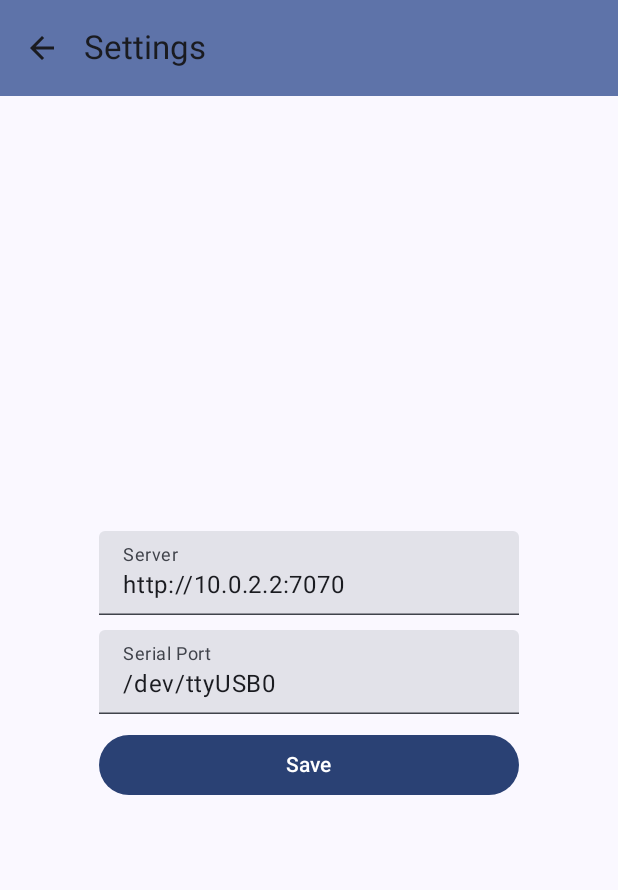
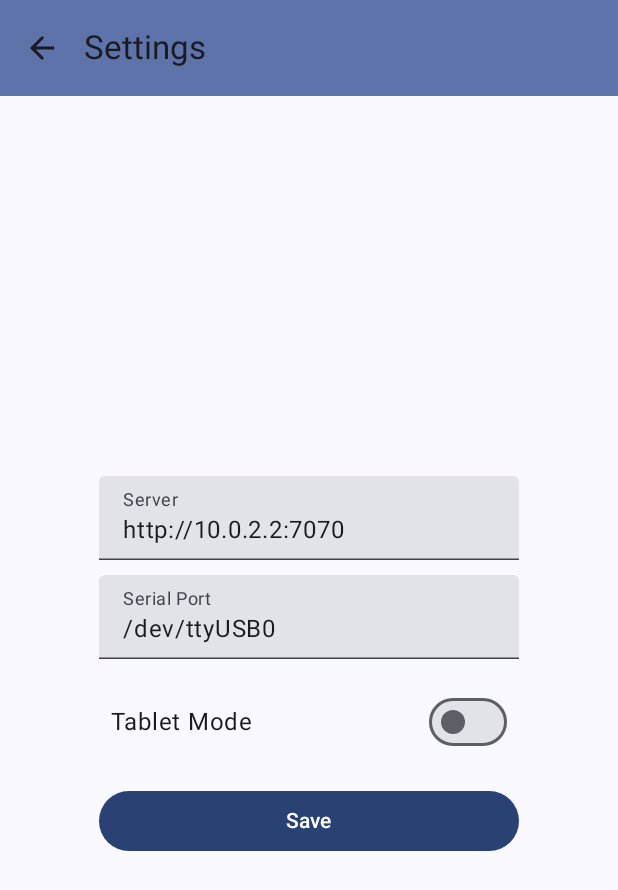
Before and after one commit to SIMULATAN/matrixcontrol, an Android app built with Jetpack Compose: the SettingsPage screen opened through its navigation route, on a phone screen of 412 x 824 dp. Shown: the top 890 px of the screen. Run offline under Robolectric (Android 15) with nearby library versions, the phone set to English and light mode, and no system bars; 1 statement that could not run was skipped.

Commit message:
Add tablet mode

```diff
--- a/android/app/src/main/java/com/github/simulatan/ui/components/MessageRowEditComponent.kt
+++ b/android/app/src/main/java/com/github/simulatan/ui/components/MessageRowEditComponent.kt
@@ -1,10 +1,24 @@
 package com.github.simulatan.ui.components
 
+import android.annotation.SuppressLint
+import androidx.compose.foundation.layout.Arrangement
+import androidx.compose.foundation.layout.Column
+import androidx.compose.foundation.layout.IntrinsicSize
 import androidx.compose.foundation.layout.Row
 import androidx.compose.foundation.layout.Spacer
+import androidx.compose.foundation.layout.fillMaxWidth
+import androidx.compose.foundation.layout.requiredWidth
+import androidx.compose.foundation.layout.size
 import androidx.compose.foundation.layout.width
+import androidx.compose.foundation.layout.widthIn
 import androidx.compose.material.icons.Icons
 import androidx.compose.material.icons.filled.ArrowDropDown
+import androidx.compose.material.icons.filled.Delete
+import androidx.compose.material3.Button
+import androidx.compose.material3.DropdownMenuItem
+import androidx.compose.material3.ExperimentalMaterial3Api
+import androidx.compose.material3.ExposedDropdownMenuBox
+import androidx.compose.material3.ExposedDropdownMenuDefaults
 import androidx.compose.material3.Icon
 import androidx.compose.material3.IconButton
 import androidx.compose.material3.Text
@@ -16,43 +30,183 @@ import androidx.compose.runtime.remember
 import androidx.compose.runtime.setValue
 import androidx.compose.ui.Alignment
 import androidx.compose.ui.Modifier
-import androidx.compose.ui.graphics.Color
 import androidx.compose.ui.tooling.preview.Preview
+import androidx.compose.ui.tooling.preview.PreviewParameter
+import androidx.compose.ui.tooling.preview.PreviewParameterProvider
 import androidx.compose.ui.unit.dp
 import androidx.navigation.NavController
 import androidx.navigation.compose.rememberNavController
 import com.github.simulatan.MessageRow
+import com.github.simulatan.matrixcontrol.protocol.message.parts.TransitionMessagePart
 import com.github.simulatan.ui.pages.Page
+import com.github.simulatan.utils.AppPreferences
+import com.github.simulatan.utils.MockSettings
 import com.github.simulatan.utils.navigate
 
 @Composable
 fun MessageRowEditComponent(
+	settings: AppPreferences,
 	navController: NavController,
 	row: MessageRow,
 	index: Int,
-	rowEditCallback: (MessageRow) -> Unit
-) =
-	Row(verticalAlignment = Alignment.CenterVertically) {
+	rowEditCallback: (MessageRow?) -> Unit
+) {
+	val content: @Composable (Modifier) -> Unit = @Composable { baseModifier ->
+		ChildComponent(
+			row,
+			settings,
+			navController,
+			index,
+			rowEditCallback,
+			baseModifier
+		)
+	}
+
+	if (settings.tabletMode) {
+		Row(
+			verticalAlignment = Alignment.CenterVertically
+		) {
+			content(Modifier)
+			DeleteComponent(index, rowEditCallback)
+		}
+	} else {
+		// IntrinsicSize.Max makes the box as wide as it COULD be
+		// this is WITH the delete icon
+		Row(
+			verticalAlignment = Alignment.CenterVertically,
+			modifier = Modifier.requiredWidth(IntrinsicSize.Max)
+		) {
+			Column(verticalArrangement = Arrangement.spacedBy(2.dp)) {
+				content(
+					if (index > 0) {
+						Modifier.requiredWidth(IntrinsicSize.Min)
+					} else {
+						// there's no delete button => we fill the space of the spacer too
+						Modifier.fillMaxWidth()
+					}
+				)
+			}
+			// the spacer emulates the icon
+			if (index == 0) {
+				Spacer(modifier = Modifier.width(48.dp))
+			}
+			DeleteComponent(index, rowEditCallback)
+		}
+	}
+}
+
+@Composable
+private fun DeleteComponent(index: Int, rowEditCallback: (MessageRow?) -> Unit) {
+	if (index > 0) {
+		IconButton(onClick = { rowEditCallback(null) }, modifier = Modifier.size(48.dp)) {
+			Icon(
+				imageVector = Icons.Filled.Delete,
+				contentDescription = "remove row"
+			)
+		}
+	}
+}
+
+@Composable
+@OptIn(ExperimentalMaterial3Api::class)
+private fun ChildComponent(
+	row: MessageRow,
+	settings: AppPreferences,
+	navController: NavController,
+	index: Int,
+	rowEditCallback: (MessageRow?) -> Unit,
+	@SuppressLint("ModifierParameter") baseModifier: Modifier
+) {
 	var text by remember {
 		mutableStateOf(row.text)
 	}
 
-		IconButton(onClick = { navController.navigate(Page.TRANSITION_SELECT, index) }) {
+	if (settings.tabletMode) {
+		Button(
+			onClick = { navController.navigate(Page.TRANSITION_SELECT, index) },
+			modifier = baseModifier
+		) {
+			Text(text = row.transition.fancyName)
 			Icon(
 				imageVector = Icons.Filled.ArrowDropDown,
-				contentDescription = "change transition"
+				contentDescription = "change transition",
 			)
 		}
-		Text(text = row.transition.fancyName, color = Color.Red)
-		Spacer(modifier = Modifier.width(8.dp))
+		Spacer(Modifier.width(5.dp))
+	} else {
+		var expanded by remember { mutableStateOf(false) }
+
+		ExposedDropdownMenuBox(expanded = expanded, onExpandedChange = { expanded = !expanded }) {
+			TextField(
+				value = row.transition.fancyName,
+				onValueChange = {},
+				readOnly = true,
+				trailingIcon = { ExposedDropdownMenuDefaults.TrailingIcon(expanded = false) },
+				// makes the field use as little space as possible
+				modifier = baseModifier.menuAnchor().widthIn(min = 1.dp),
+			)
+
+			ExposedDropdownMenu(
+				expanded = expanded,
+				onDismissRequest = { expanded = false }
+			) {
+				TransitionMessagePart.entries.forEach { item ->
+					DropdownMenuItem(
+						text = { Text(text = item.fancyName) },
+						onClick = {
+							rowEditCallback(row.copy(transition = item))
+							expanded = false
+						}
+					)
+				}
+			}
+		}
+	}
+
+	val fieldModifier = if (index > 0) {
+		baseModifier.widthIn(min = 200.dp, max = 400.dp)
+	} else {
+		baseModifier.width(IntrinsicSize.Min)
+	}
 	TextField(
 		value = text,
 		onValueChange = { text = it; rowEditCallback(row.copy(text = it)) },
-			label = { Text("Text") }
+		label = { Text("Text") },
+		modifier = fieldModifier,
+		singleLine = true
 	)
 }
 
+
+
+data class PreviewParams(val rows: Int, val tabletMode: Boolean)
+
 @Preview
 @Composable
-fun MessageRowEditComponentPreview() =
-	MessageRowEditComponent(rememberNavController(), row = MessageRow.SAMPLE, rowEditCallback = {}, index = 0)
+fun MessageRowEditComponentPreview(
+	@PreviewParameter(PreviewParameters::class) parameters: PreviewParams,
+) {
+	Column {
+		(0..<parameters.rows).map {
+			MessageRowEditComponent(
+				settings = MockSettings.copy(tabletMode = parameters.tabletMode),
+				navController = rememberNavController(),
+				row = MessageRow.SAMPLE.copy(
+					transition = TransitionMessagePart.entries[it % TransitionMessagePart.entries.size],
+					text = "Row #$it"
+				),
+				index = it,
+				rowEditCallback = {}
+			)
+		}
+	}
+}
+
+private class PreviewParameters : PreviewParameterProvider<PreviewParams> {
+	override val values = sequenceOf(
+		PreviewParams(1, false),
+		PreviewParams(1, true),
+		PreviewParams(2, false),
+		PreviewParams(2, true)
+	)
+}
--- /dev/null
+++ b/android/app/src/main/java/com/github/simulatan/ui/components/SwitchWithLabel.kt
@@ -0,0 +1,48 @@
+package com.github.simulatan.ui.components
+
+import androidx.compose.foundation.clickable
+import androidx.compose.foundation.interaction.MutableInteractionSource
+import androidx.compose.foundation.layout.Arrangement
+import androidx.compose.foundation.layout.Row
+import androidx.compose.foundation.layout.Spacer
+import androidx.compose.foundation.layout.padding
+import androidx.compose.material3.Switch
+import androidx.compose.material3.Text
+import androidx.compose.runtime.Composable
+import androidx.compose.runtime.remember
+import androidx.compose.ui.Alignment
+import androidx.compose.ui.Modifier
+import androidx.compose.ui.semantics.Role
+import androidx.compose.ui.unit.dp
+
+// original version: https://stackoverflow.com/a/73076422/21038281
+
+@Composable
+fun SwitchWithLabel(label: String, checked: Boolean, onCheckedChange: (Boolean) -> Unit, modifier: Modifier = Modifier) {
+	val interactionSource = remember { MutableInteractionSource() }
+	Row(
+		modifier = modifier
+			.clickable(
+				interactionSource = interactionSource,
+				// This is for removing ripple when Row is clicked
+				indication = null,
+				role = Role.Switch,
+				onClick = {
+					onCheckedChange(!checked)
+				}
+			)
+			.padding(8.dp),
+		verticalAlignment = Alignment.CenterVertically,
+		horizontalArrangement = Arrangement.SpaceBetween
+	) {
+
+		Text(text = label)
+		Spacer(modifier = Modifier.padding(start = 8.dp))
+		Switch(
+			checked = checked,
+			onCheckedChange = {
+				onCheckedChange(it)
+			}
+		)
+	}
+}
--- a/android/app/src/main/java/com/github/simulatan/ui/pages/ControlPage.kt
+++ b/android/app/src/main/java/com/github/simulatan/ui/pages/ControlPage.kt
@@ -2,10 +2,16 @@ package com.github.simulatan.ui.pages
 
 import androidx.compose.foundation.layout.Arrangement
 import androidx.compose.foundation.layout.Column
+import androidx.compose.foundation.layout.PaddingValues
+import androidx.compose.foundation.layout.Row
+import androidx.compose.foundation.layout.size
 import androidx.compose.foundation.layout.widthIn
 import androidx.compose.foundation.lazy.LazyColumn
 import androidx.compose.foundation.lazy.itemsIndexed
+import androidx.compose.material.icons.Icons
+import androidx.compose.material.icons.filled.Add
 import androidx.compose.material3.Button
+import androidx.compose.material3.Icon
 import androidx.compose.material3.Text
 import androidx.compose.runtime.Composable
 import androidx.compose.runtime.rememberCoroutineScope
@@ -17,6 +23,7 @@ import androidx.navigation.NavController
 import androidx.navigation.compose.rememberNavController
 import com.github.simulatan.MessageRow
 import com.github.simulatan.Messages
+import com.github.simulatan.matrixcontrol.protocol.message.parts.TransitionMessagePart
 import com.github.simulatan.ui.components.MessageRowEditComponent
 import com.github.simulatan.utils.AppPreferences
 import com.github.simulatan.utils.MockSettings
@@ -24,28 +31,52 @@ import com.github.simulatan.utils.send
 import kotlinx.coroutines.launch
 
 @Composable
-fun ControlPage(settings: AppPreferences, navController: NavController, messages: Messages) = Column {
+fun ControlPage(settings: AppPreferences, navController: NavController, messages: Messages) =
 	Column(
 		verticalArrangement = Arrangement.spacedBy(10.dp),
 		horizontalAlignment = Alignment.CenterHorizontally,
 		modifier = Modifier.widthIn(min = 700.dp)
 	) {
-		LazyColumn {
+		LazyColumn(verticalArrangement = Arrangement.spacedBy(5.dp)) {
 			itemsIndexed(messages) { index, item ->
-				MessageRowEditComponent(navController, item, index) { newItem ->
-					messages[index] = newItem
+				MessageRowEditComponent(settings, navController, item, index) { newItem ->
+					if (newItem != null) {
+						messages[index] = newItem
+					} else {
+						messages.removeAt(index)
+					}
 				}
 			}
 		}
-		val composableScope = rememberCoroutineScope()
-		Button(onClick = { composableScope.launch { send(messages, settings) } }) {
-			Text("Send!")
+		Row(
+			verticalAlignment = Alignment.CenterVertically,
+			horizontalArrangement = Arrangement.spacedBy(10.dp)
+		) {
+			Button(onClick = {
+				messages.add(
+					MessageRow(
+						transition = TransitionMessagePart.STILLSTEHEND,
+						text = ""
+					)
+				)
+			}, modifier = Modifier.size(40.dp), contentPadding = PaddingValues(1.dp)) {
+				Icon(
+					imageVector = Icons.Filled.Add,
+					contentDescription = "add item"
+				)
+			}
+			val composableScope = rememberCoroutineScope()
+			Button(onClick = { composableScope.launch { send(messages, settings) } }) {
+				Text("Send!")
+			}
 		}
 	}
-}
 
 
 @Preview
 @Composable
-fun ControlPagePreview()
-	= ControlPage(settings = MockSettings, rememberNavController(), mutableListOf(MessageRow.SAMPLE))
+fun ControlPagePreview() = ControlPage(
+	settings = MockSettings,
+	rememberNavController(),
+	mutableListOf(MessageRow.SAMPLE, MessageRow.SAMPLE)
+)
--- a/android/app/src/main/java/com/github/simulatan/ui/pages/SettingsPage.kt
+++ b/android/app/src/main/java/com/github/simulatan/ui/pages/SettingsPage.kt
@@ -19,6 +19,7 @@ import androidx.compose.ui.tooling.preview.Preview
 import androidx.compose.ui.unit.dp
 import androidx.navigation.NavController
 import androidx.navigation.compose.rememberNavController
+import com.github.simulatan.ui.components.SwitchWithLabel
 import com.github.simulatan.utils.AppPreferences
 import com.github.simulatan.utils.MockSettings
 
@@ -42,9 +43,18 @@ fun SettingsPage(settings: AppPreferences, navController: NavController) {
 			label = { Text("Serial Port") }
 		)
 
+		var tabletMode by remember { mutableStateOf(settings.tabletMode) }
+		SwitchWithLabel(
+			"Tablet Mode",
+			checked = tabletMode,
+			onCheckedChange = { tabletMode = it },
+			modifier = Modifier.fillMaxWidth()
+		)
+
 		Button(modifier = Modifier.fillMaxWidth(), onClick = {
 			settings.server = server
 			settings.serialPort = serialPort
+			settings.tabletMode = tabletMode
 			navController.navigateUp()
 		}) {
 			Text("Save")
@@ -52,6 +62,6 @@ fun SettingsPage(settings: AppPreferences, navController: NavController) {
 	}
 }
 
-@Preview
+@Preview(showBackground = true)
 @Composable
 fun SettingsPagePreview() = SettingsPage(settings = MockSettings, navController = rememberNavController())
--- a/android/app/src/main/java/com/github/simulatan/utils/Settings.kt
+++ b/android/app/src/main/java/com/github/simulatan/utils/Settings.kt
@@ -3,6 +3,7 @@ package com.github.simulatan.utils
 import android.content.Context
 import androidx.datastore.core.DataStore
 import androidx.datastore.preferences.core.Preferences
+import androidx.datastore.preferences.core.booleanPreferencesKey
 import androidx.datastore.preferences.core.stringPreferencesKey
 import androidx.datastore.preferences.preferencesDataStore
 
@@ -12,25 +13,39 @@ private val Context.dataStore: DataStore<Preferences> by preferencesDataStore(na
 interface AppPreferences {
 	var server: String
 	var serialPort: String
+	var tabletMode: Boolean
 }
 
-object MockSettings : AppPreferences {
-	override var server: String = "http://localhost:7070"
-	override var serialPort: String = "/dev/ttyUSB0"
-}
+data class AppPreferencesContainer(
+	override var server: String,
+	override var serialPort: String,
+	override var tabletMode: Boolean
+) : AppPreferences
+
+val MockSettings = AppPreferencesContainer(
+	server = "http://localhost:7070",
+	serialPort = "/dev/ttyUSB0",
+	tabletMode = false
+)
 
 internal class AppPreferencesImpl(context: Context) : AppPreferences {
 	private val dataStore = context.dataStore
 
 	override var server by PreferenceDataStore(
 		dataStore = dataStore,
-		key = stringPreferencesKey(name = "server"),
+		key = stringPreferencesKey("server"),
 		defaultValue = "http://10.0.2.2:7070"
 	)
 
 	override var serialPort by PreferenceDataStore(
 		dataStore = dataStore,
-		key = stringPreferencesKey(name = "serialPort"),
+		key = stringPreferencesKey("serialPort"),
 		defaultValue = "/dev/ttyUSB0"
 	)
+
+	override var tabletMode by PreferenceDataStore(
+		dataStore = dataStore,
+		key = booleanPreferencesKey("tabletMode"),
+		defaultValue = false
+	)
 }
```
Lines whose indentation alone changed are shown as unchanged.
